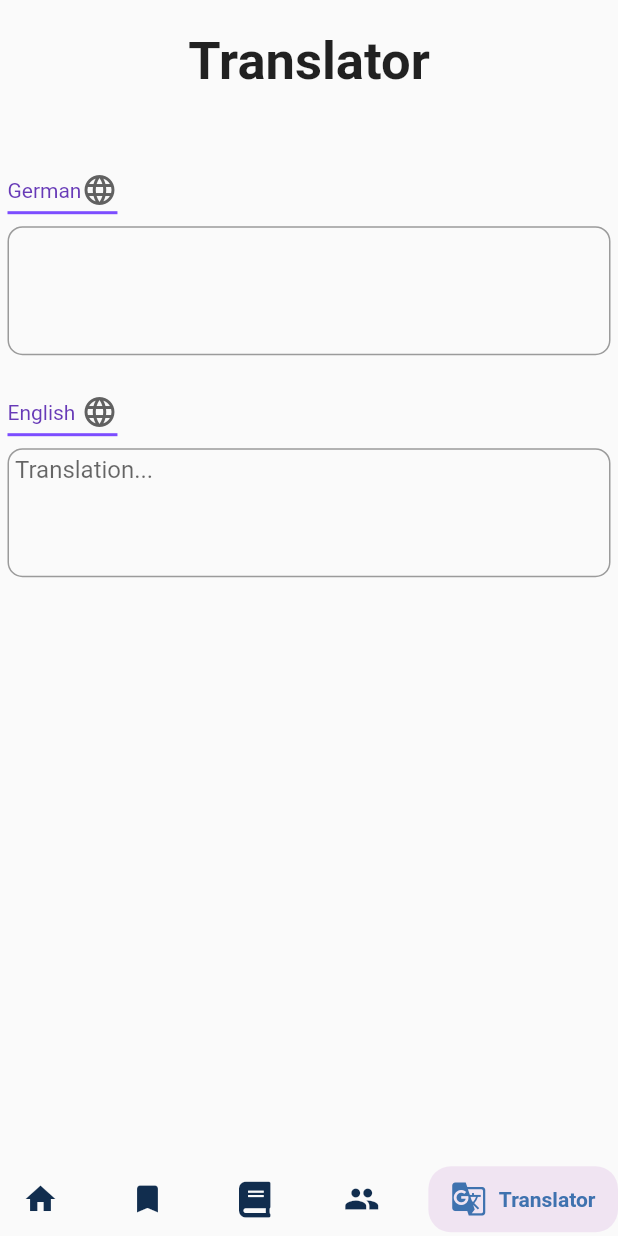
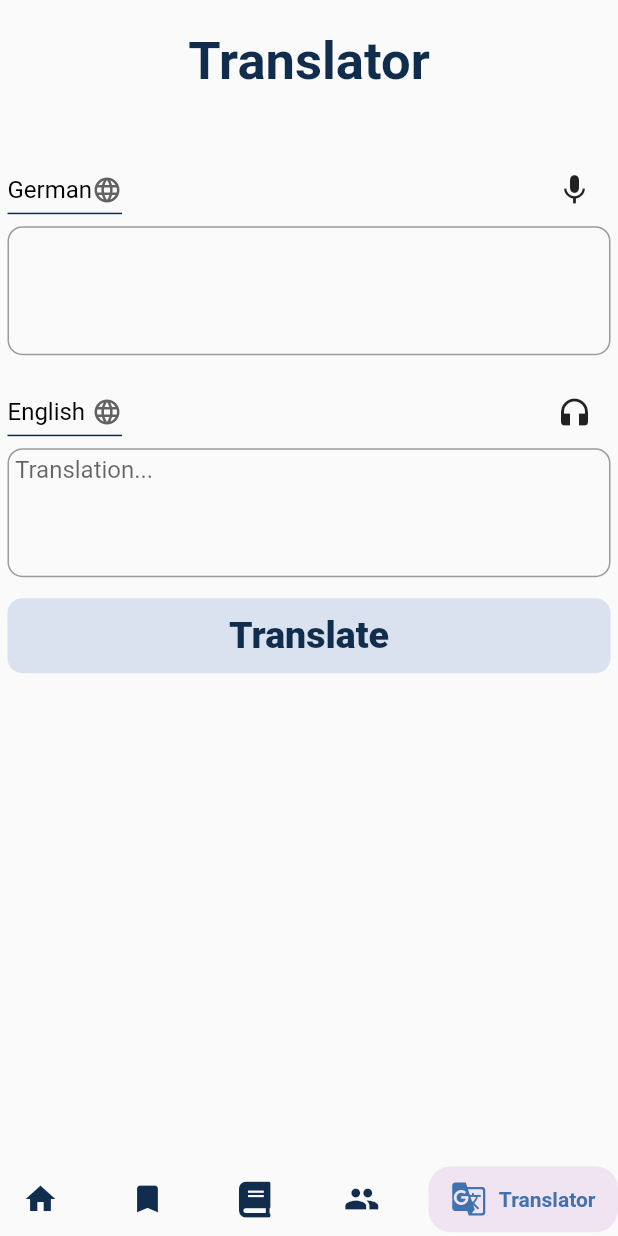
Before and after one commit to Niklas-dev/vocabgroups, a Flutter app: the screen it shows once a user with an empty profile is signed in, item 5 of the bottom bar chosen, on a phone screen of 412 x 824 dp. Run offline on Flutter 3.47's test engine with Material 2 defaults, Android fonts, the phone set to English and light mode, and no system bars; drawn by our look-alikes of google_nav_bar; our stand-ins replace firebase_auth, firebase_core, font_awesome_flutter; missing offline and left inert: translator; accounts and stored records are empty.

Commit message:
Translator

```diff
--- a/lib/Pages/Tabs/translator_tab.dart
+++ b/lib/Pages/Tabs/translator_tab.dart
@@ -1,4 +1,5 @@
 import 'package:flutter/material.dart';
+import 'package:translator/translator.dart';
 
 class TranslatorTab extends StatefulWidget {
   @override
@@ -6,8 +7,25 @@ class TranslatorTab extends StatefulWidget {
 }
 
 class _TranslatorTabState extends State<TranslatorTab> {
+  final translator = GoogleTranslator();
+
+  TextEditingController inputLang = TextEditingController();
+  TextEditingController outputLang = TextEditingController();
+
   String firstLanguage = 'German';
   String secondLanguage = 'English';
+
+  int firstIndex = 0;
+  int secondIndex = 0;
+
+  final List<String> allLanguages = ['English', 'German', 'Italian', 'French'];
+
+  final List<String> languageCodes = ['en', 'de', 'it', 'fr'];
+
+  void initState() {
+    super.initState();
+  }
+
   @override
   Widget build(BuildContext context) {
     return Container(
@@ -23,6 +41,7 @@ class _TranslatorTabState extends State<TranslatorTab> {
               child: Text(
                 "Translator",
                 style: TextStyle(
+                  color: Color(0xff112d4e),
                   fontSize: 35,
                   fontWeight: FontWeight.w700,
                 ),
@@ -40,41 +59,51 @@ class _TranslatorTabState extends State<TranslatorTab> {
               child: Column(
                 mainAxisAlignment: MainAxisAlignment.spaceAround,
                 children: [
+                  Row(
+                    mainAxisAlignment: MainAxisAlignment.spaceBetween,
+                    children: [
                       Align(
                         alignment: Alignment.topLeft,
                         child: DropdownButton(
                           value: firstLanguage,
                           icon: const Icon(Icons.language),
-                        iconSize: 24,
+                          iconSize: 20,
                           elevation: 16,
-                        style: const TextStyle(color: Colors.deepPurple),
+                          style: const TextStyle(
+                              color: Colors.black, fontSize: 16),
                           underline: Container(
-                          height: 2,
-                          color: Colors.deepPurpleAccent,
+                            height: 1,
+                            color: Color(0xff112d4e),
                           ),
                           onChanged: (String? newValue) {
                             setState(() {
                               firstLanguage = newValue!;
+                              firstIndex = allLanguages.indexOf(newValue);
                             });
                           },
-                        items: <String>[
-                          'English',
-                          'German',
-                          'Italian',
-                          'French'
-                        ].map<DropdownMenuItem<String>>((String value) {
+                          items: allLanguages
+                              .map<DropdownMenuItem<String>>((String value) {
                             return DropdownMenuItem<String>(
                               value: value,
-                            child: Text(value),
+                              child: Column(
+                                mainAxisAlignment: MainAxisAlignment.center,
+                                children: [
+                                  Text(value),
+                                ],
+                              ),
                             );
                           }).toList(),
                         ),
+                      ),
+                      IconButton(onPressed: () {}, icon: Icon(Icons.mic))
+                    ],
                   ),
                   Stack(
                     children: [
                       Container(
                         height: 100,
                         child: TextField(
+                          controller: inputLang,
                           minLines: 4,
                           maxLines: 4,
                           decoration: InputDecoration(
@@ -89,41 +118,51 @@ class _TranslatorTabState extends State<TranslatorTab> {
                       ),
                     ],
                   ),
+                  Row(
+                    mainAxisAlignment: MainAxisAlignment.spaceBetween,
+                    children: [
                       Align(
                         alignment: Alignment.topLeft,
                         child: DropdownButton(
                           value: secondLanguage,
                           icon: const Icon(Icons.language),
-                        iconSize: 24,
-                        elevation: 16,
-                        style: const TextStyle(color: Colors.deepPurple),
+                          iconSize: 20,
+                          elevation: 1,
+                          style: const TextStyle(
+                              color: Colors.black, fontSize: 16),
                           underline: Container(
-                          height: 2,
-                          color: Colors.deepPurpleAccent,
+                            height: 1,
+                            color: Color(0xff112d4e),
                           ),
                           onChanged: (String? newValue) {
                             setState(() {
                               secondLanguage = newValue!;
+                              secondIndex = allLanguages.indexOf(newValue);
                             });
                           },
-                        items: <String>[
-                          'English',
-                          'German',
-                          'Italian',
-                          'French'
-                        ].map<DropdownMenuItem<String>>((String value) {
+                          items: allLanguages
+                              .map<DropdownMenuItem<String>>((String value) {
                             return DropdownMenuItem<String>(
                               value: value,
-                            child: Text(value),
+                              child: Column(
+                                mainAxisAlignment: MainAxisAlignment.center,
+                                children: [
+                                  Text(value),
+                                ],
+                              ),
                             );
                           }).toList(),
                         ),
+                      ),
+                      IconButton(onPressed: () {}, icon: Icon(Icons.headphones))
+                    ],
                   ),
                   Stack(
                     children: [
                       Container(
                         height: 100,
                         child: TextField(
+                          controller: outputLang,
                           readOnly: true,
                           minLines: 4,
                           maxLines: 4,
@@ -140,11 +179,42 @@ class _TranslatorTabState extends State<TranslatorTab> {
                       ),
                     ],
                   ),
+                  InkWell(
+                    onTap: () async {
+                      outputLang.text = await translate();
+                    },
+                    child: Container(
+                      height: 50,
+                      decoration: BoxDecoration(
+                          borderRadius: BorderRadius.circular(10),
+                          color: Color(0xffdbe2ef)),
+                      child: Align(
+                        alignment: Alignment.center,
+                        child: Text(
+                          "Translate",
+                          textAlign: TextAlign.center,
+                          style: TextStyle(
+                            color: Color(0xff112d4e),
+                            fontWeight: FontWeight.w900,
+                            fontSize: 25,
+                          ),
+                        ),
+                      ),
+                    ),
+                  ),
                 ],
               ),
             ),
           )
         ],
-        ));
+      ),
+    );
+  }
+
+  Future<String> translate() async {
+    Translation translation = await translator.translate(inputLang.text.trim(),
+        to: languageCodes[secondIndex]);
+    outputLang.text = translation.text;
+    return translation.text;
   }
 }
--- a/lib/Pages/home_page.dart
+++ b/lib/Pages/home_page.dart
@@ -1,8 +1,6 @@
 import 'package:firebase_auth/firebase_auth.dart';
 import 'package:flutter/material.dart';
 import 'package:font_awesome_flutter/font_awesome_flutter.dart';
-import 'package:vocalgroups/Pages/auth/login_page.dart';
-import 'package:vocalgroups/authentication.dart';
 import 'package:google_nav_bar/google_nav_bar.dart';
 
 import 'Tabs/book_tab.dart';
--- a/lib/authentication.dart
+++ b/lib/authentication.dart
@@ -1,4 +1,3 @@
-import 'package:firebase_core/firebase_core.dart';
 import 'package:firebase_auth/firebase_auth.dart';
 
 class AuthenticationService {
--- a/pubspec.yaml
+++ b/pubspec.yaml
@@ -25,6 +25,8 @@ dependencies:
   firebase_auth: ^1.2.0
 
   google_nav_bar: ^5.0.5
+
+  translator: ^0.1.7
 
   flutter:
     sdk: flutter
```
Also changed, not shown: pubspec.lock. Lines whose indentation alone changed are shown as unchanged.
